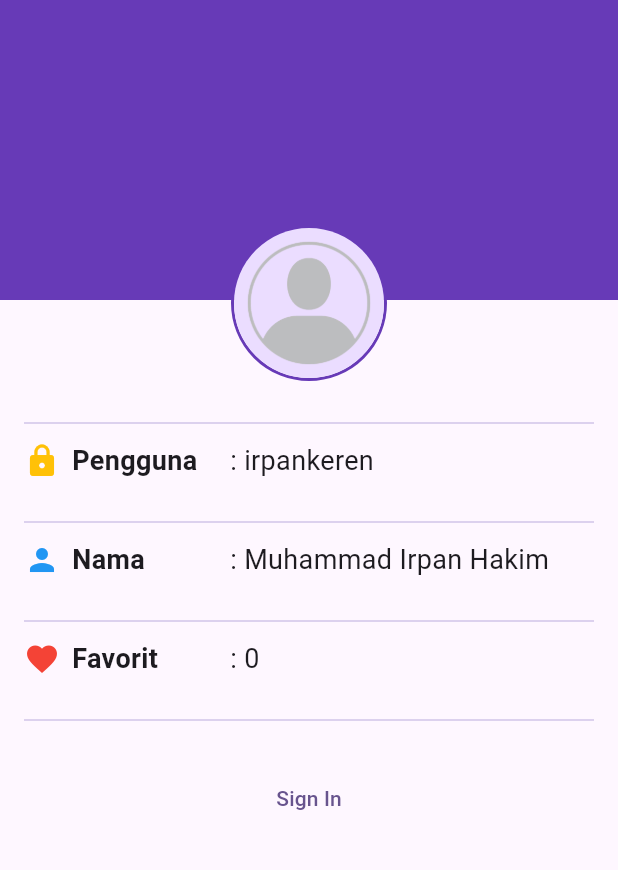
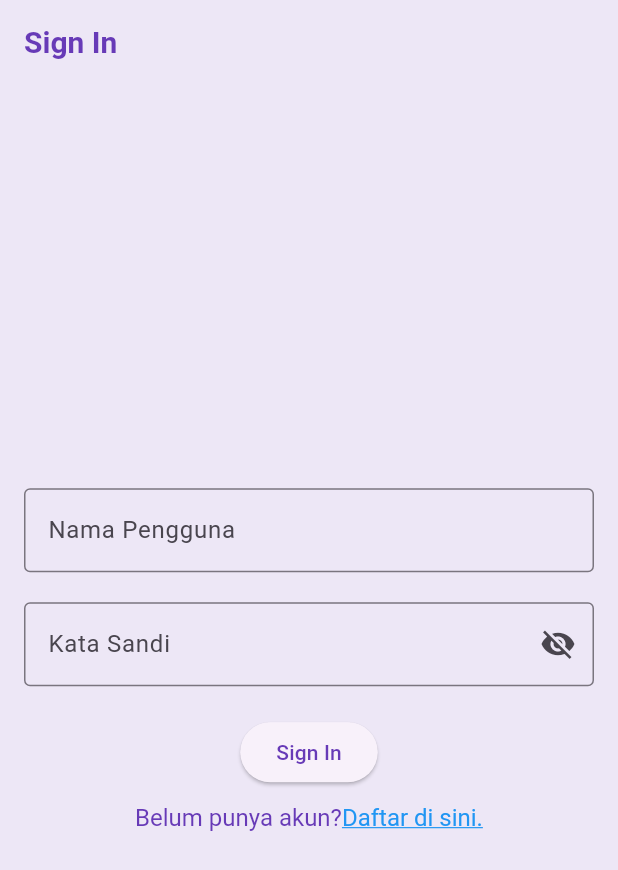
Before and after one commit to 2024-2025-Gasal-PABI-SI5A/project-wisata-candi-Wenard62, a Flutter app: the screen it shows after launch, on a phone screen of 412 x 824 dp. Shown: the top 870 px of the screen. Run offline on Flutter 3.47's test engine with Material 3 defaults, Android fonts, the phone set to English and light mode, and no system bars.

Commit message:
Push Ulang 7th
7th (jam 0:46 btw)

```diff
--- a/candi_irpan/lib/main.dart
+++ b/candi_irpan/lib/main.dart
@@ -2,6 +2,7 @@
 import 'package:candi_irpan/screens/profile_screen.dart';
 import 'package:flutter/material.dart';
 import 'package:candi_irpan/screens/detail_screen.dart';
+import 'package:candi_irpan/screens/signin_screen.dart';
 
 void main() {
   runApp(const MainApp());
@@ -15,11 +16,23 @@
     return MaterialApp(
       title: 'Wisata Candi',
       theme: ThemeData(
-        colorScheme: ColorScheme.fromSeed(seedColor: Colors.deepPurple),
+        appBarTheme: const AppBarTheme(
+          iconTheme: IconThemeData(color: Colors.deepPurple),
+          titleTextStyle: TextStyle(
+            color: Colors.deepPurple,
+            fontSize: 20,
+            fontWeight: FontWeight.bold,
+          ),
+        ),
+        colorScheme: ColorScheme.fromSeed(seedColor: Colors.deepPurple).copyWith(
+          primary: Colors.deepPurple,
+          surface: Colors.deepPurple[50],
+        ),
         useMaterial3: true,
       ),
       // home: DetailScreen(candi: candiList[0],),
-      home: ProfileScreen(),
+      // home: ProfileScreen(),
+      home: SigninScreen(),
     );
   }
 }
--- /dev/null
+++ b/candi_irpan/lib/screens/signin_screen.dart
@@ -0,0 +1,110 @@
+import 'package:flutter/material.dart';
+import 'package:flutter/gestures.dart';
+
+class SigninScreen extends StatefulWidget {
+  SigninScreen({super.key});
+
+  @override
+  State<SigninScreen> createState() => _SigninScreenState();
+}
+
+class _SigninScreenState extends State<SigninScreen> {
+  // TODO: 1. Deklarasikan variabel
+  final TextEditingController _usernameController = TextEditingController();
+
+  final TextEditingController _passwordController = TextEditingController();
+
+  String _errorText = '';
+
+  bool _isSignIn = false;
+
+  bool _obscurePassword = true;
+
+  @override
+  Widget build(BuildContext context) {
+    return Scaffold(
+      // TODO: 2. Pasang AppBar
+      appBar: AppBar(
+        title: const Text('Sign In'),
+      ),
+      // TODO: 3. Pasang body
+      body: Center(
+        child: SingleChildScrollView(
+          child: Padding(
+            padding: const EdgeInsets.all(16),
+            child: Form(
+              child: Column(
+                // TODO: 4. Atur mainAxisAlignment dan crossAxisAlignment
+                mainAxisAlignment: MainAxisAlignment.center,
+                crossAxisAlignment: CrossAxisAlignment.center,
+                children: [
+                  // TODO: 5 Buat TextFormField untuk Nama Pengguna
+                  TextFormField(
+                    controller:  _usernameController,
+                    decoration: const InputDecoration(
+                      labelText: 'Nama Pengguna',
+                      hintText: 'Masukkan nama pengguna',
+                      border: OutlineInputBorder(),
+                    ),
+                  ),
+                  // TODO: 6 Buat TextFormField untuk Kata Sandi
+                  const SizedBox(height: 20),
+                  TextFormField(
+                    controller: _passwordController,
+                    decoration: InputDecoration(
+                      labelText: 'Kata Sandi',
+                      hintText: 'Masukkan kata sandi',
+                      border: const OutlineInputBorder(),
+                      errorText: _errorText.isNotEmpty ? _errorText : null,
+                      suffixIcon: IconButton(
+                        onPressed: (){
+                          setState(() {
+                            _obscurePassword = !_obscurePassword;
+                          });
+                        },
+                        icon: Icon(
+                          _obscurePassword
+                          ? Icons.visibility_off
+                          : Icons.visibility,
+                        ),
+                      ),
+                    ),
+                    obscureText: _obscurePassword,
+                  ),
+                  // TODO: 7 Buat TextFormField untuk Sign In
+                  const SizedBox(height: 20,),
+                  ElevatedButton(
+                    onPressed: (){},
+                    child: const Text('Sign In'),
+                  ),
+                  // TODO: 8. Pasang TextButton untuk Sign Up
+                  const SizedBox(height: 10,),
+                  // TextButton(
+                  //   onPressed: (){},
+                  //   child: Text('Belum punya akun? Daftar di sini'),
+                  // ),
+                  RichText(
+                    text: TextSpan(
+                      text: 'Belum punya akun?',
+                      style: const TextStyle(fontSize: 16, color: Colors.deepPurple),
+                      children: [
+                        TextSpan(
+                          text: 'Daftar di sini.',
+                          style: const TextStyle(
+                            fontSize: 16,
+                            color: Colors.blue,
+                            decoration: TextDecoration.underline,
+                          ),
+                          recognizer: TapGestureRecognizer()..onTap = () {},
+                        ),
+                      ],
+                    ),
+                  ),
+                ],
+              )),
+          ),
+        ),
+      ),
+    );
+  }
+}
```
